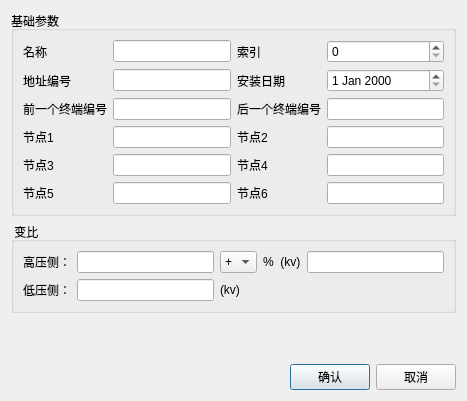
First picture: the form in ModifyTerminalDlg.ui, repository wanlong1215/test, before the edit.
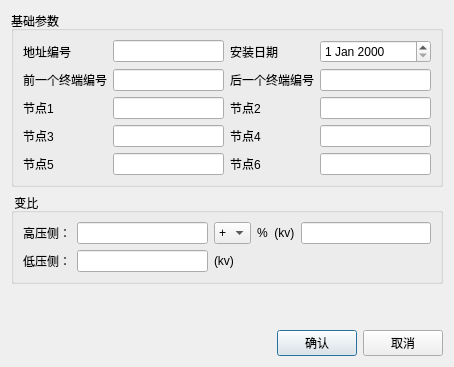
Second picture: the form after the edit.

```diff
--- a/ModifyTerminalDlg.ui
+++ b/ModifyTerminalDlg.ui
@@ -6,8 +6,8 @@
    <rect>
     <x>0</x>
     <y>0</y>
-    <width>467</width>
-    <height>401</height>
+    <width>454</width>
+    <height>367</height>
    </rect>
   </property>
   <property name="windowTitle">
@@ -20,61 +20,24 @@
       <string>基础参数</string>
      </property>
      <layout class="QGridLayout" name="gridLayout">
-      <item row="0" column="0">
-       <widget class="QLabel" name="label_14">
-        <property name="text">
-         <string>名称</string>
-        </property>
-       </widget>
-      </item>
-      <item row="0" column="1">
-       <widget class="QLineEdit" name="leName1"/>
-      </item>
-      <item row="0" column="2">
-       <widget class="QLabel" name="label_16">
-        <property name="text">
-         <string>索引</string>
-        </property>
-       </widget>
-      </item>
-      <item row="0" column="3">
-       <widget class="QSpinBox" name="sbIndex1">
-        <property name="maximum">
-         <number>6</number>
-        </property>
-       </widget>
-      </item>
-      <item row="1" column="0">
-       <widget class="QLabel" name="label_18">
-        <property name="text">
-         <string>地址编号</string>
-        </property>
-       </widget>
-      </item>
-      <item row="1" column="1">
-       <widget class="QLineEdit" name="leAddr1"/>
-      </item>
-      <item row="1" column="2">
-       <widget class="QLabel" name="label_17">
-        <property name="text">
-         <string>安装日期</string>
-        </property>
-       </widget>
-      </item>
-      <item row="1" column="3">
-       <widget class="QDateEdit" name="deDate1"/>
-      </item>
       <item row="2" column="0">
+       <widget class="QLabel" name="label_19">
+        <property name="text">
+         <string>节点1</string>
+        </property>
+       </widget>
+      </item>
+      <item row="1" column="3">
+       <widget class="QLineEdit" name="leNextAddr1"/>
+      </item>
+      <item row="1" column="0">
        <widget class="QLabel" name="label_26">
         <property name="text">
          <string>前一个终端编号</string>
         </property>
        </widget>
       </item>
-      <item row="2" column="1">
-       <widget class="QLineEdit" name="lePreAddr1"/>
-      </item>
-      <item row="2" column="2">
+      <item row="1" column="2">
        <widget class="QLabel" name="label_25">
         <property name="text">
          <string>后一个终端编号</string>
@@ -82,68 +45,81 @@
        </widget>
       </item>
       <item row="2" column="3">
-       <widget class="QLineEdit" name="leNextAddr1"/>
-      </item>
-      <item row="3" column="0">
-       <widget class="QLabel" name="label_19">
-        <property name="text">
-         <string>节点1</string>
-        </property>
-       </widget>
-      </item>
-      <item row="3" column="1">
-       <widget class="QLineEdit" name="leRoute11"/>
-      </item>
-      <item row="3" column="2">
-       <widget class="QLabel" name="label_20">
-        <property name="text">
-         <string>节点2</string>
-        </property>
-       </widget>
-      </item>
-      <item row="3" column="3">
        <widget class="QLineEdit" name="leRoute21"/>
       </item>
-      <item row="4" column="0">
+      <item row="2" column="1">
+       <widget class="QLineEdit" name="leRoute11"/>
+      </item>
+      <item row="3" column="0">
        <widget class="QLabel" name="label_21">
         <property name="text">
          <string>节点3</string>
         </property>
        </widget>
       </item>
-      <item row="4" column="1">
-       <widget class="QLineEdit" name="leRoute31"/>
+      <item row="2" column="2">
+       <widget class="QLabel" name="label_20">
+        <property name="text">
+         <string>节点2</string>
+        </property>
+       </widget>
       </item>
-      <item row="4" column="2">
+      <item row="3" column="2">
        <widget class="QLabel" name="label_22">
         <property name="text">
          <string>节点4</string>
         </property>
        </widget>
       </item>
-      <item row="4" column="3">
+      <item row="3" column="3">
        <widget class="QLineEdit" name="leRoute41"/>
       </item>
-      <item row="5" column="0">
+      <item row="4" column="2">
+       <widget class="QLabel" name="label_24">
+        <property name="text">
+         <string>节点6</string>
+        </property>
+       </widget>
+      </item>
+      <item row="0" column="1">
+       <widget class="QLineEdit" name="leAddr1"/>
+      </item>
+      <item row="0" column="0">
+       <widget class="QLabel" name="label_18">
+        <property name="text">
+         <string>地址编号</string>
+        </property>
+       </widget>
+      </item>
+      <item row="0" column="3">
+       <widget class="QDateEdit" name="deDate1"/>
+      </item>
+      <item row="3" column="1">
+       <widget class="QLineEdit" name="leRoute31"/>
+      </item>
+      <item row="4" column="0">
        <widget class="QLabel" name="label_23">
         <property name="text">
          <string>节点5</string>
         </property>
        </widget>
       </item>
-      <item row="5" column="1">
+      <item row="0" column="2">
+       <widget class="QLabel" name="label_17">
+        <property name="text">
+         <string>安装日期</string>
+        </property>
+       </widget>
+      </item>
+      <item row="4" column="1">
        <widget class="QLineEdit" name="leRoute51"/>
       </item>
-      <item row="5" column="2">
-       <widget class="QLabel" name="label_24">
-        <property name="text">
-         <string>节点6</string>
-        </property>
-       </widget>
-      </item>
-      <item row="5" column="3">
+      <item row="4" column="3">
        <widget class="QLineEdit" name="leRoute61"/>
       </item>
+      <item row="1" column="1">
+       <widget class="QLineEdit" name="lePreAddr1"/>
+      </item>
      </layout>
     </widget>
    </item>
```
